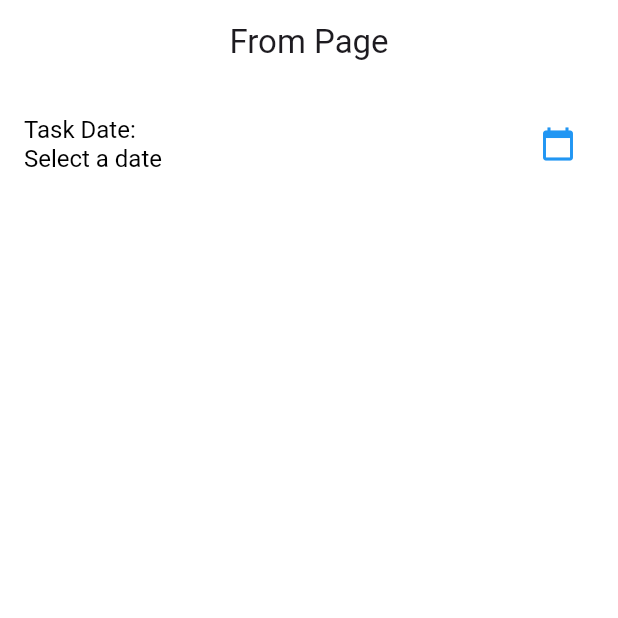
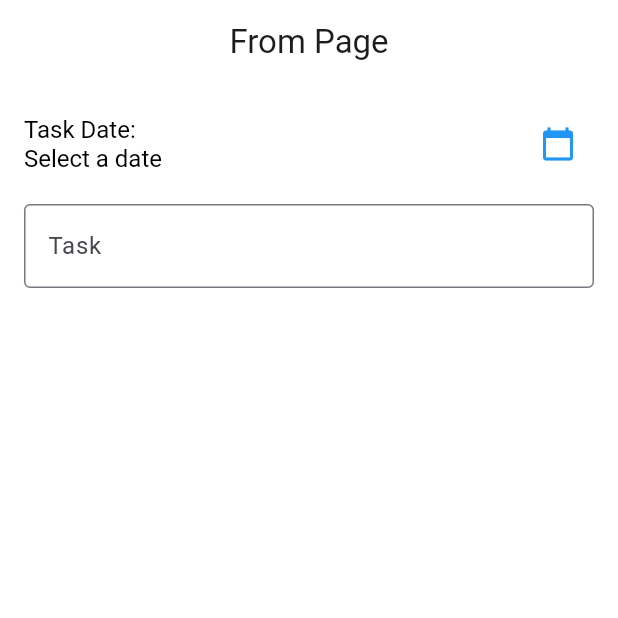
Before and after one commit to FirdausyTama/TodoApp_0021, a Flutter app: the screen it shows after launch, on a phone screen of 412 x 824 dp, the top half of it. Run offline on Flutter 3.47's test engine with Material 3 defaults, Android fonts, the phone set to English and light mode, and no system bars; missing offline and left inert: bottom_picker.

Commit message:
membuat text form filed dan validasi

```diff
--- a/lib/todo_page.dart
+++ b/lib/todo_page.dart
@@ -133,7 +133,30 @@ class _TodoPageState extends State<TodoPage> {
                       style: TextStyle(color: Colors.red, fontSize: 14)
                       ),
                     ),
-
+                  const SizedBox(height: 16),
+                  Row(
+                    children: [
+                      Expanded(
+                        child: TextFormField(
+                          controller: _taskCtr,
+                          decoration: InputDecoration(
+                            border: OutlineInputBorder(),
+                            labelText: 'Task',
+                            hintText: 'Masukan Kegiatan Kamu'
+                          ),
+                          validator: (value) {
+                            if (value == null || value.isEmpty){
+                              return 'Harap Masukan Text !';
+                            }
+                            return null;
+                          },
+                          autovalidateMode: _isSubmited
+                          ? AutovalidateMode.onUserInteraction
+                          : AutovalidateMode.disabled,
+                        ),
+                      ),
+                    ],
+                  )
                 ],
               ),
             ),
```
